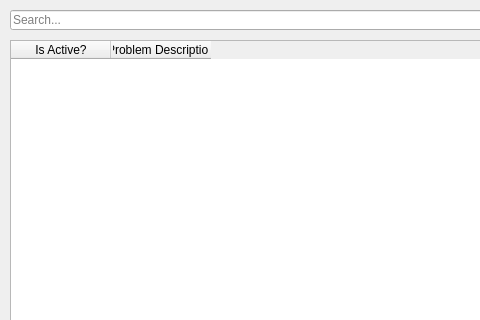
Rahul-Mac/hsm, file edit_pbt.ui: the form before one commit; both pictures show x 0 to 480 and y 0 to 320 of the 1012 by 611 pixel window.
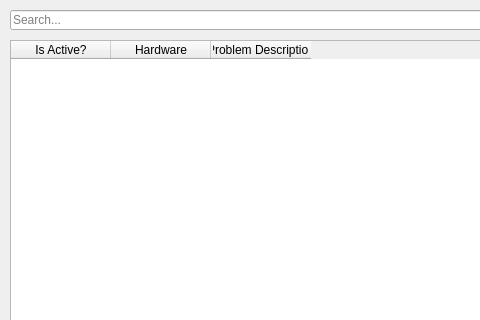
The form after the commit.

The edit to the form file:
```diff
--- a/edit_pbt.ui
+++ b/edit_pbt.ui
@@ -43,6 +43,11 @@
      <string>Is Active?</string>
     </property>
    </column>
+   <column>
+    <property name="text">
+     <string>Hardware</string>
+    </property>
+   </column>
    <column>
     <property name="text">
      <string>Problem Description</string>
```
